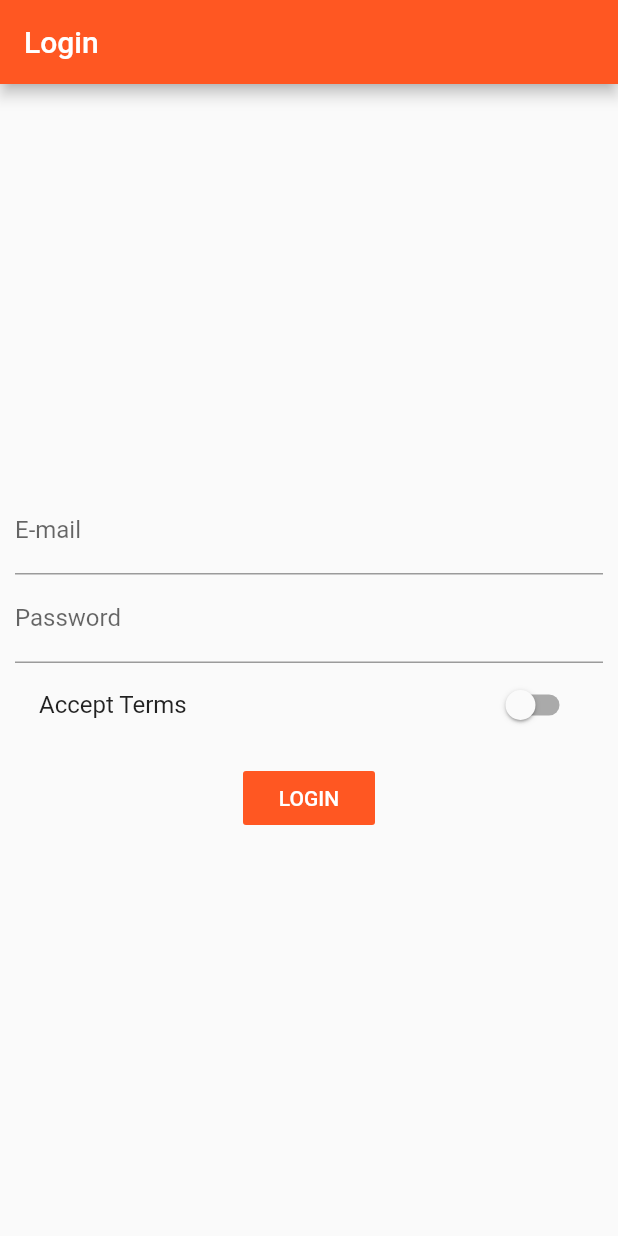
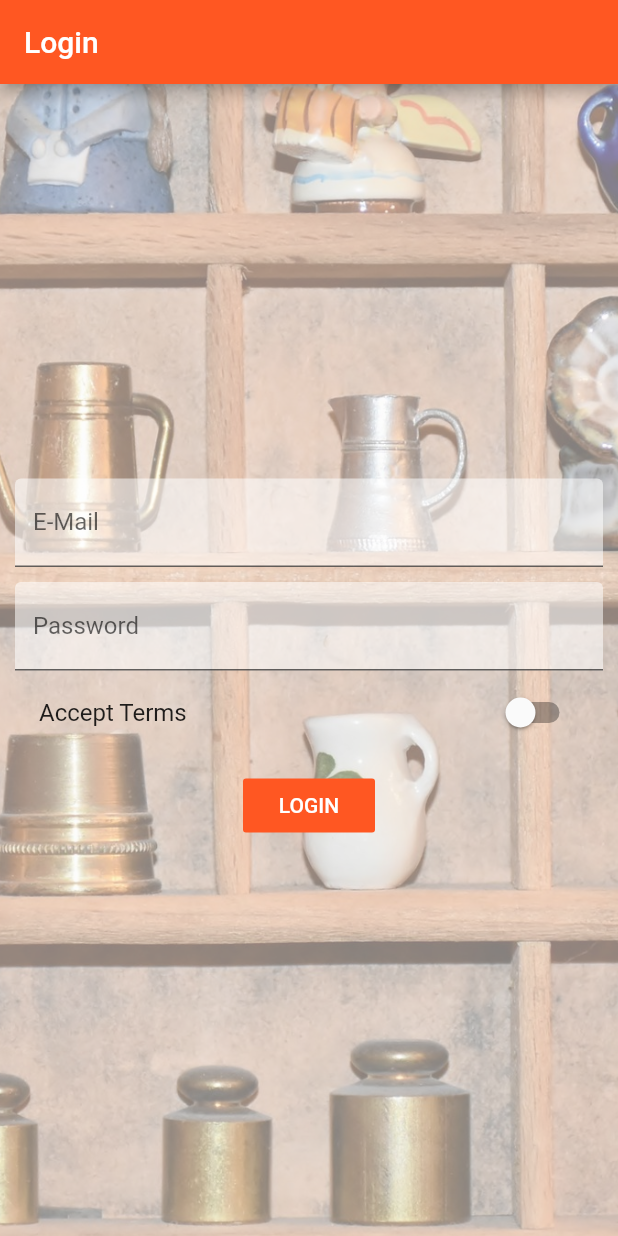
Before and after one commit to psankosik/Flutter-Course, a Flutter app: the screen it shows after launch, on a phone screen of 412 x 824 dp. Run offline on Flutter 3.47's test engine with Material 2 defaults, Android fonts, the phone set to English and light mode, and no system bars.

```diff
--- a/lib/Page/auth.dart
+++ b/lib/Page/auth.dart
@@ -24,13 +24,20 @@ class _AuthPageViewState extends State<AuthPageView> {
   String email;
   String password;
   bool acceptTerms = false;
+
   @override
   Widget build(BuildContext context) {
     return Container(
+        decoration: BoxDecoration(
+            image: DecorationImage(
+                fit: BoxFit.cover,
+                colorFilter: ColorFilter.mode(
+                    Colors.black.withOpacity(0.5), BlendMode.dstATop),
+                image: AssetImage('assets/background.jpg'))),
         padding: EdgeInsets.all(10),
-        child: Column(
-          mainAxisAlignment: MainAxisAlignment.center,
-          crossAxisAlignment: CrossAxisAlignment.center,
+        child: Center(
+            child: SingleChildScrollView(
+                child: Column(
           children: <Widget>[
             TextField(
               onChanged: (value) {
@@ -39,7 +46,11 @@ class _AuthPageViewState extends State<AuthPageView> {
                 });
               },
               keyboardType: TextInputType.emailAddress,
-              decoration: InputDecoration(labelText: 'E-mail'),
+              decoration: InputDecoration(
+                  labelText: 'E-Mail', filled: true, fillColor: Colors.white54),
+            ),
+            SizedBox(
+              height: 10,
             ),
             TextField(
                 onChanged: (value) {
@@ -49,8 +60,9 @@ class _AuthPageViewState extends State<AuthPageView> {
                 },
                 obscureText: true,
                 decoration: InputDecoration(
-                  labelText: 'Password',
-                )),
+                    labelText: 'Password',
+                    filled: true,
+                    fillColor: Colors.white54)),
             SwitchListTile(
               value: acceptTerms,
               onChanged: (bool value) {
@@ -73,6 +85,6 @@ class _AuthPageViewState extends State<AuthPageView> {
               },
             ),
           ],
-        ));
+        ))));
   }
 }
```
Also changed, not shown: lib/Page/product.dart (+85 -36 lines), lib/Page/products.dart (+7 -0 lines), lib/main.dart (+9 -4 lines), lib/products.dart (+54 -8 lines), pubspec.yaml (+6 -4 lines), assets/Oswald-Bold.ttf (added), assets/background.jpg (added).
